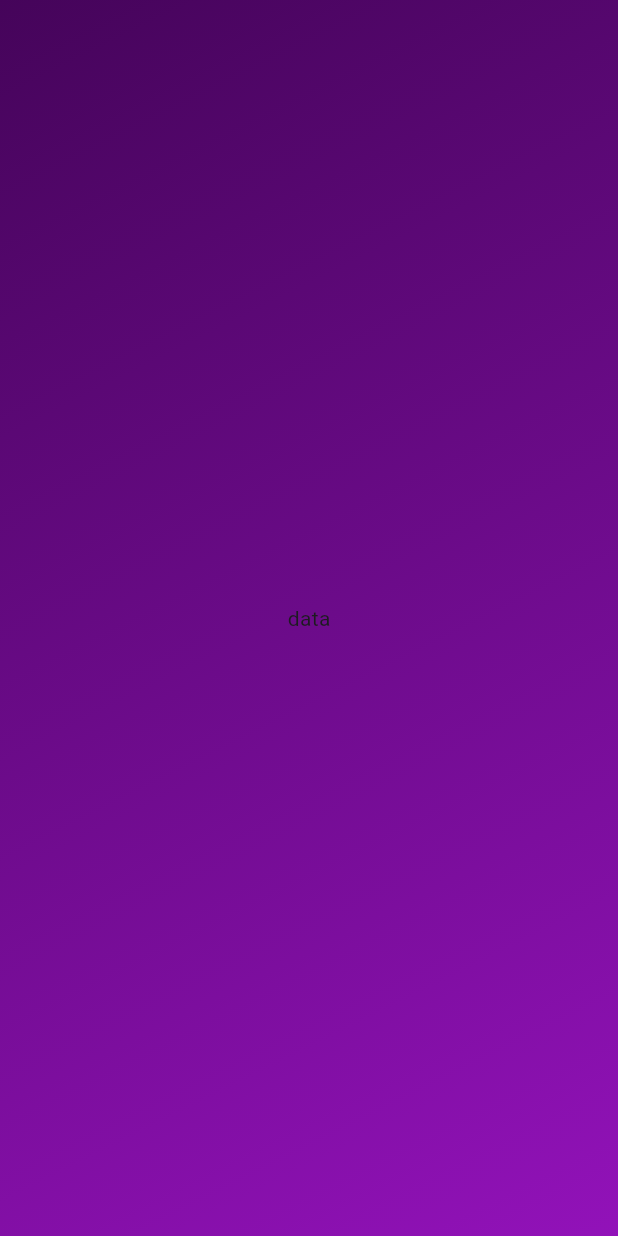
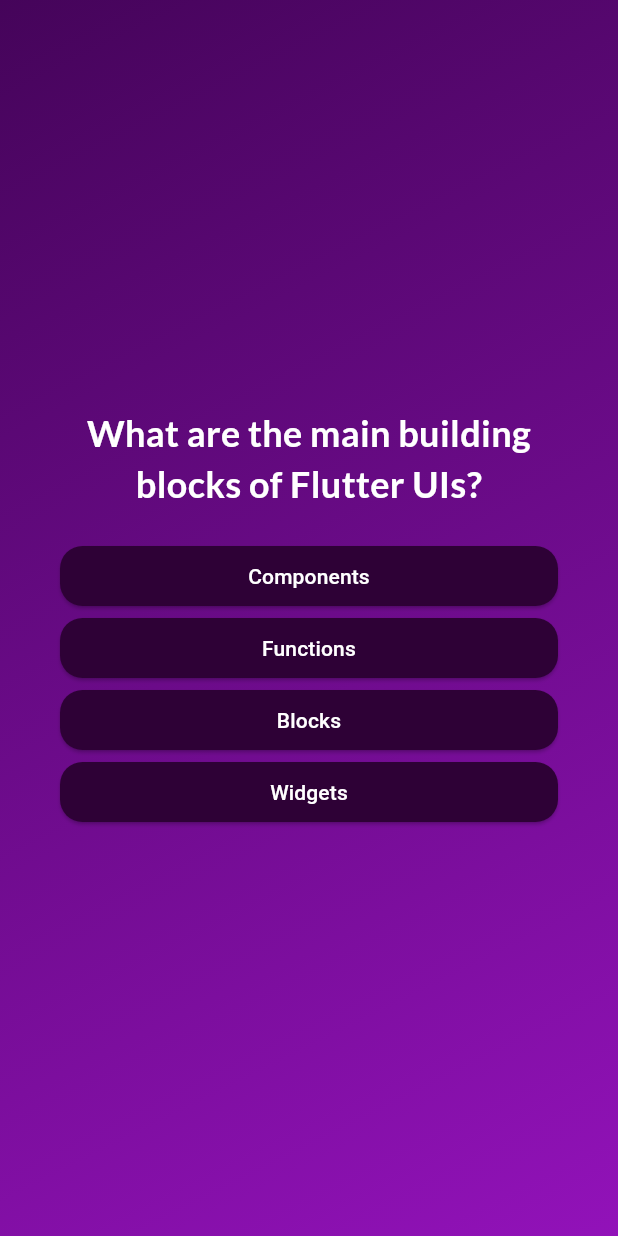
Before and after one commit to prasenjitagt/Test, a Flutter app: the screen it shows after launch, after a tap on "Start quiz", on a phone screen of 412 x 824 dp. Run offline on Flutter 3.47's test engine with Material 3 defaults, Android fonts, the light colour scheme and no system bars; our stand-ins replace google_fonts.

Commit message:
working on quiz app

```diff
--- /dev/null
+++ b/quiz_app/lib/answer_button.dart
@@ -0,0 +1,25 @@
+import 'package:flutter/material.dart';
+
+class AnswerButton extends StatelessWidget {
+  const AnswerButton(
+      {super.key, required this.answerText, required this.buttonFunction});
+
+  final String answerText;
+  final void Function() buttonFunction;
+
+  @override
+  Widget build(context) {
+    return ElevatedButton(
+        style: ElevatedButton.styleFrom(
+            shape:
+                RoundedRectangleBorder(borderRadius: BorderRadius.circular(15)),
+            padding: const EdgeInsets.symmetric(horizontal: 40, vertical: 10),
+            backgroundColor: const Color.fromARGB(255, 46, 1, 54),
+            foregroundColor: Colors.white),
+        onPressed: buttonFunction,
+        child: Text(
+          answerText,
+          textAlign: TextAlign.center,
+        ));
+  }
+}
--- /dev/null
+++ b/quiz_app/lib/data/questions.dart
@@ -0,0 +1,55 @@
+import 'package:quiz_app/models/quiz_questions_model.dart';
+
+const questions = [
+  QuizQuestion(
+    'What are the main building blocks of Flutter UIs?',
+    [
+      'Widgets',
+      'Components',
+      'Blocks',
+      'Functions',
+    ],
+  ),
+  QuizQuestion('How are Flutter UIs built?', [
+    'By combining widgets in code',
+    'By combining widgets in a visual editor',
+    'By defining widgets in config files',
+    'By using XCode for iOS and Android Studio for Android',
+  ]),
+  QuizQuestion(
+    'What\'s the purpose of a StatefulWidget?',
+    [
+      'Update UI as data changes',
+      'Update data as UI changes',
+      'Ignore data changes',
+      'Render UI that does not depend on data',
+    ],
+  ),
+  QuizQuestion(
+    'Which widget should you try to use more often: StatelessWidget or StatefulWidget?',
+    [
+      'StatelessWidget',
+      'StatefulWidget',
+      'Both are equally good',
+      'None of the above',
+    ],
+  ),
+  QuizQuestion(
+    'What happens if you change data in a StatelessWidget?',
+    [
+      'The UI is not updated',
+      'The UI is updated',
+      'The closest StatefulWidget is updated',
+      'Any nested StatefulWidgets are updated',
+    ],
+  ),
+  QuizQuestion(
+    'How should you update data inside of StatefulWidgets?',
+    [
+      'By calling setState()',
+      'By calling updateData()',
+      'By calling updateUI()',
+      'By calling updateState()',
+    ],
+  ),
+];
--- /dev/null
+++ b/quiz_app/lib/models/quiz_questions_model.dart
@@ -0,0 +1,12 @@
+class QuizQuestion {
+  const QuizQuestion(this.text, this.answers);
+
+  final String text;
+  final List<String> answers;
+
+  List<String> getShuffledAnswers() {
+    final List<String> shuffledList = List.of(answers);
+    shuffledList.shuffle();
+    return shuffledList;
+  }
+}
--- a/quiz_app/lib/questions_screen.dart
+++ b/quiz_app/lib/questions_screen.dart
@@ -1,7 +1,13 @@
 import 'package:flutter/material.dart';
+import 'package:flutter/widgets.dart';
+import 'package:quiz_app/answer_button.dart';
+import 'package:quiz_app/data/questions.dart';
+import 'package:google_fonts/google_fonts.dart';
 
 class QuestionsScreen extends StatefulWidget {
-  const QuestionsScreen({super.key});
+  const QuestionsScreen({super.key, required this.onChooseAnswer});
+
+  final void Function(String answer) onChooseAnswer;
   @override
   State<QuestionsScreen> createState() {
     return _QuestionsScreen();
@@ -9,8 +15,48 @@
 }
 
 class _QuestionsScreen extends State<QuestionsScreen> {
+  int currentQuestionIndex = 0;
+
+  void submitAnswer(String answer) {
+    widget.onChooseAnswer(answer);
+
+    setState(() {
+      currentQuestionIndex++;
+    });
+  }
+
   @override
   Widget build(context) {
-    return Center(child: const Text("data"));
+    var currentQuestion = questions[currentQuestionIndex];
+    return SizedBox(
+      width: double.infinity,
+      child: Container(
+        margin: const EdgeInsets.all(40),
+        child: Column(
+          mainAxisAlignment: MainAxisAlignment.center,
+          crossAxisAlignment: CrossAxisAlignment.stretch,
+          children: [
+            Text(
+              currentQuestion.text,
+              style: GoogleFonts.lato(
+                  color: Colors.white,
+                  fontSize: 24,
+                  fontWeight: FontWeight.bold),
+              textAlign: TextAlign.center,
+            ),
+            const SizedBox(
+              height: 20,
+            ),
+            ...currentQuestion.getShuffledAnswers().map((eachAnswer) {
+              return AnswerButton(
+                  answerText: eachAnswer,
+                  buttonFunction: () {
+                    submitAnswer(eachAnswer);
+                  });
+            })
+          ],
+        ),
+      ),
+    );
   }
 }
--- a/quiz_app/lib/quiz.dart
+++ b/quiz_app/lib/quiz.dart
@@ -1,4 +1,5 @@
 import 'package:flutter/material.dart';
+import 'package:quiz_app/data/questions.dart';
 import 'package:quiz_app/questions_screen.dart';
 import 'package:quiz_app/starting_screeen.dart';
 
@@ -12,22 +13,34 @@
 }
 
 class _QuizState extends State<Quiz> {
-  Widget? activeScreen;
-
-  @override
-  void initState() {
-    activeScreen = StartingScreen(setScreen);
-    super.initState();
-  }
+  List<String> selectedAnswers = [];
+  var activeScreen = 'starting-screen';
 
   void setScreen() {
     setState(() {
-      activeScreen = const QuestionsScreen();
+      activeScreen = 'questions-screen';
     });
+  }
+
+  void chooseAnswer(String answer) {
+    selectedAnswers.add(answer);
+
+    if (selectedAnswers.length == questions.length) {
+      setState(() {
+        selectedAnswers = [];
+        activeScreen = 'starting-screen';
+      });
+    }
   }
 
   @override
   Widget build(context) {
+    Widget currentScreen = StartingScreen(setScreen);
+
+    if (activeScreen == 'questions-screen') {
+      currentScreen = QuestionsScreen(onChooseAnswer: chooseAnswer);
+    }
+
     return MaterialApp(
       debugShowCheckedModeBanner: false,
       home: Scaffold(
@@ -37,7 +50,7 @@
                 Color.fromARGB(255, 69, 4, 90),
                 Color.fromARGB(255, 146, 18, 185),
               ], begin: Alignment.topLeft, end: Alignment.bottomRight)),
-              child: activeScreen)),
+              child: currentScreen)),
     );
   }
 }
--- a/quiz_app/pubspec.yaml
+++ b/quiz_app/pubspec.yaml
@@ -35,6 +35,7 @@
   # The following adds the Cupertino Icons font to your application.
   # Use with the CupertinoIcons class for iOS style icons.
   cupertino_icons: ^1.0.2
+  google_fonts: ^6.2.0
 
 dev_dependencies:
   flutter_test:
```
Also changed, not shown: diceRollerApp/pubspec.lock, quiz_app/pubspec.lock.
